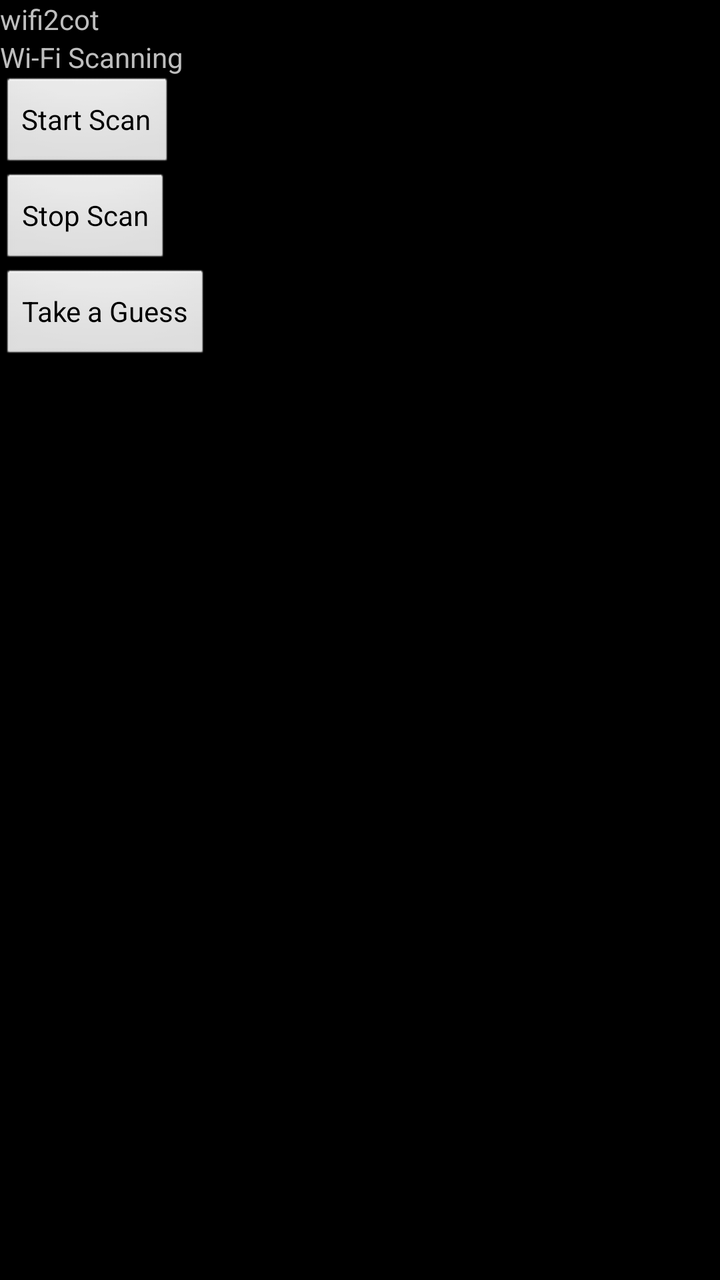
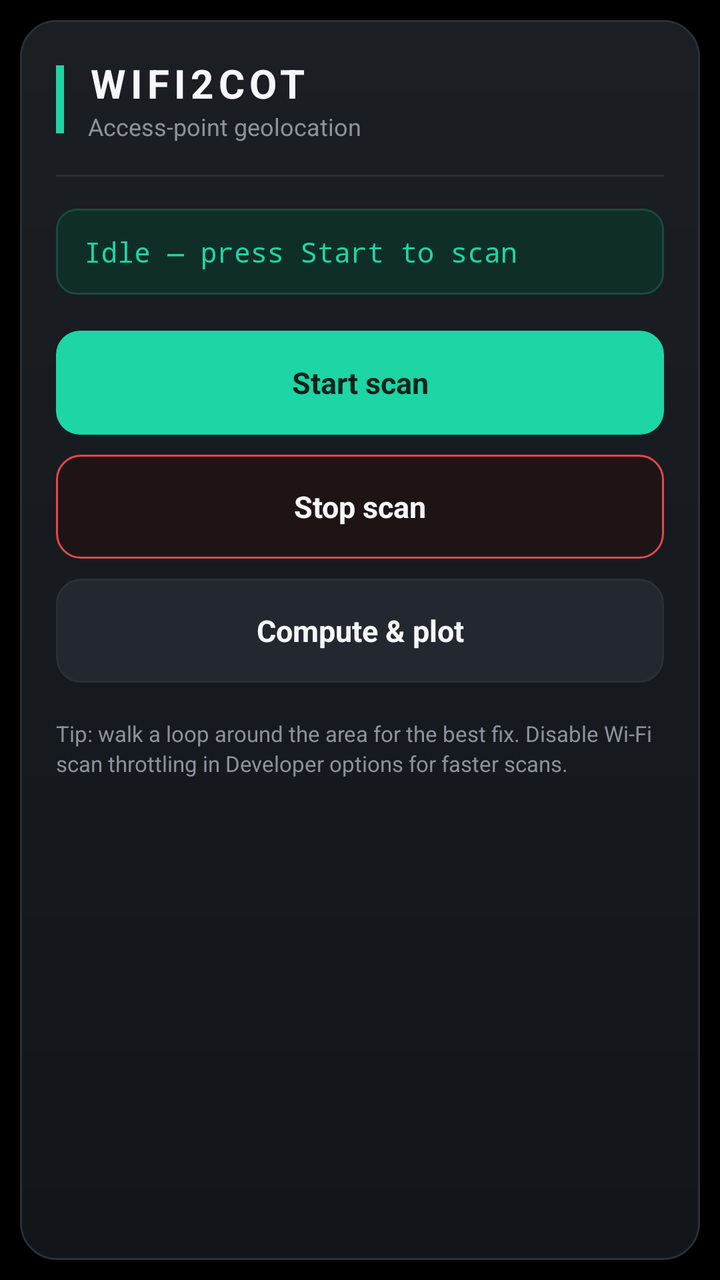

Two renders of the same Android screen: before a commit and after it. Below are the layout's source before the change and the commit's diff.
<!-- AndroidManifest.xml: application theme AppTheme -->
<!-- res/layout/main_layout.xml -->
<?xml version="1.0" encoding="utf-8"?>
<ScrollView xmlns:android="http://schemas.android.com/apk/res/android"
    android:layout_width="match_parent"
    android:layout_height="wrap_content"
    android:fadeScrollbars="false"
    android:layout_marginLeft="3dp"
    android:layout_marginRight="3dp">

    <LinearLayout
        android:layout_width="match_parent"
        android:layout_height="wrap_content"
        android:orientation="vertical" >

        <TextView
            android:layout_width="wrap_content"
            android:layout_height="wrap_content"
            android:text="@string/app_name" />

        <TextView
            android:layout_width="wrap_content"
            android:layout_height="wrap_content"
            android:text="Wi-Fi Scanning" />

        <Button
            android:layout_width="wrap_content"
            android:layout_height="wrap_content"
            android:text="Start Scan"
            android:id="@+id/start"/>

        <Button
            android:layout_width="wrap_content"
            android:layout_height="wrap_content"
            android:text="Stop Scan"
            android:id="@+id/stop"/>

        <Button
            android:layout_width="wrap_content"
            android:layout_height="wrap_content"
            android:text="Take a Guess"
            android:id="@+id/guess"/>

    </LinearLayout>
</ScrollView>
<!-- resources referenced by this layout -->
<resources>
  <string name="app_name">wifi2cot</string>
  <!-- unchanged entries left out for length: 4 -->
</resources>

<!-- the commit's change to res/layout/main_layout.xml (unified diff, before → after) -->
@@ -3,41 +3,127 @@
     android:layout_width="match_parent"
     android:layout_height="wrap_content"
     android:fadeScrollbars="false"
-    android:layout_marginLeft="3dp"
-    android:layout_marginRight="3dp">
+    android:fillViewport="true"
+    android:padding="10dp">
 
     <LinearLayout
         android:layout_width="match_parent"
         android:layout_height="wrap_content"
-        android:orientation="vertical" >
+        android:orientation="vertical"
+        android:background="@drawable/w2c_card"
+        android:padding="18dp">
 
+        
+        <LinearLayout
+            android:layout_width="match_parent"
+            android:layout_height="wrap_content"
+            android:orientation="horizontal"
+            android:gravity="center_vertical">
+
+            <View
+                android:layout_width="4dp"
+                android:layout_height="34dp"
+                android:background="@color/w2c_accent" />
+
+            <LinearLayout
+                android:layout_width="0dp"
+                android:layout_height="wrap_content"
+                android:layout_weight="1"
+                android:layout_marginStart="12dp"
+                android:orientation="vertical">
+
+                <TextView
+                    android:layout_width="wrap_content"
+                    android:layout_height="wrap_content"
+                    android:text="@string/w2c_title"
+                    android:textColor="@color/w2c_text_primary"
+                    android:textSize="20sp"
+                    android:textStyle="bold"
+                    android:letterSpacing="0.12" />
+
+                <TextView
+                    android:layout_width="wrap_content"
+                    android:layout_height="wrap_content"
+                    android:text="@string/w2c_subtitle"
+                    android:textColor="@color/w2c_text_secondary"
+                    android:textSize="12sp" />
+            </LinearLayout>
+        </LinearLayout>
+
+        
+        <View
+            android:layout_width="match_parent"
+            android:layout_height="1dp"
+            android:layout_marginTop="16dp"
+            android:layout_marginBottom="16dp"
+            android:background="@color/w2c_stroke" />
+
+        
         <TextView
-            android:layout_width="wrap_content"
+            android:id="@+id/status"
+            android:layout_width="match_parent"
             android:layout_height="wrap_content"
-            android:text="@string/app_name" />
+            android:background="@drawable/w2c_status_pill"
+            android:paddingLeft="14dp"
+            android:paddingRight="14dp"
+            android:paddingTop="12dp"
+            android:paddingBottom="12dp"
+            android:text="@string/w2c_status_idle"
+            android:textColor="@color/w2c_accent"
+            android:textSize="14sp"
+            android:fontFamily="monospace" />
 
+        
+        <Button
+            android:id="@+id/start"
+            android:layout_width="match_parent"
+            android:layout_height="52dp"
+            android:layout_marginTop="18dp"
+            android:background="@drawable/w2c_btn_primary"
+            android:text="@string/w2c_start"
+            android:textColor="@color/w2c_text_on_primary"
+            android:textSize="15sp"
+            android:textStyle="bold"
+            android:textAllCaps="false"
+            android:stateListAnimator="@null" />
+
+        
+        <Button
+            android:id="@+id/stop"
+            android:layout_width="match_parent"
+            android:layout_height="52dp"
+            android:layout_marginTop="10dp"
+            android:background="@drawable/w2c_btn_danger"
+            android:text="@string/w2c_stop"
+            android:textColor="@color/w2c_text_on_dark"
+            android:textSize="15sp"
+            android:textStyle="bold"
+            android:textAllCaps="false"
+            android:stateListAnimator="@null" />
+
+        
+        <Button
+            android:id="@+id/guess"
+            android:layout_width="match_parent"
+            android:layout_height="52dp"
+            android:layout_marginTop="10dp"
+            android:background="@drawable/w2c_btn_neutral"
+            android:text="@string/w2c_compute"
+            android:textColor="@color/w2c_text_on_dark"
+            android:textSize="15sp"
+            android:textStyle="bold"
+            android:textAllCaps="false"
+            android:stateListAnimator="@null" />
+
+        
         <TextView
-            android:layout_width="wrap_content"
+            android:layout_width="match_parent"
             android:layout_height="wrap_content"
-            android:text="Wi-Fi Scanning" />
-
-        <Button
-            android:layout_width="wrap_content"
-            android:layout_height="wrap_content"
-            android:text="Start Scan"
-            android:id="@+id/start"/>
-
-        <Button
-            android:layout_width="wrap_content"
-            android:layout_height="wrap_content"
-            android:text="Stop Scan"
-            android:id="@+id/stop"/>
-
-        <Button
-            android:layout_width="wrap_content"
-            android:layout_height="wrap_content"
-            android:text="Take a Guess"
-            android:id="@+id/guess"/>
+            android:layout_marginTop="18dp"
+            android:text="@string/w2c_hint"
+            android:textColor="@color/w2c_text_secondary"
+            android:textSize="11sp"
+            android:lineSpacingExtra="2dp" />
 
     </LinearLayout>
 </ScrollView>
<!-- resource entries referenced after the edit -->
@@ -1,6 +1,114 @@
 <!-- resources referenced by this layout -->
 <resources>
-  <string name="app_name">wifi2cot</string>
+  <color name="w2c_accent">#1ED5A6</color>
+  <color name="w2c_stroke">#2A2F35</color>
+  <color name="w2c_text_primary">#F5F7FA</color>
+  <color name="w2c_text_secondary">#8B939C</color>
+  <!-- drawable w2c_btn_danger (drawable) -->
+  <?xml version="1.0" encoding="utf-8"?>
+  <selector xmlns:android="http://schemas.android.com/apk/res/android">
+      <item android:state_enabled="false">
+          <shape android:shape="rectangle">
+              <corners android:radius="12dp" />
+              <solid android:color="@color/w2c_disabled" />
+          </shape>
+      </item>
+      <item android:state_pressed="true">
+          <shape android:shape="rectangle">
+              <corners android:radius="12dp" />
+              <solid android:color="@color/w2c_danger_pressed" />
+          </shape>
+      </item>
+      <item>
+          <shape android:shape="rectangle">
+              <corners android:radius="12dp" />
+              <stroke android:width="1dp" android:color="@color/w2c_danger" />
+              <solid android:color="#1E1416" />
+          </shape>
+      </item>
+  </selector>
+  <!-- drawable w2c_btn_neutral (drawable) -->
+  <?xml version="1.0" encoding="utf-8"?>
+  <selector xmlns:android="http://schemas.android.com/apk/res/android">
+      <item android:state_enabled="false">
+          <shape android:shape="rectangle">
+              <corners android:radius="12dp" />
+              <solid android:color="@color/w2c_disabled" />
+          </shape>
+      </item>
+      <item android:state_pressed="true">
+          <shape android:shape="rectangle">
+              <corners android:radius="12dp" />
+              <solid android:color="@color/w2c_neutral_pressed" />
+          </shape>
+      </item>
+      <item>
+          <shape android:shape="rectangle">
+              <corners android:radius="12dp" />
+              <stroke android:width="1dp" android:color="@color/w2c_stroke" />
+              <solid android:color="@color/w2c_neutral" />
+          </shape>
+      </item>
+  </selector>
+  <!-- drawable w2c_btn_primary (drawable) -->
+  <?xml version="1.0" encoding="utf-8"?>
+  <selector xmlns:android="http://schemas.android.com/apk/res/android">
+      <item android:state_enabled="false">
+          <shape android:shape="rectangle">
+              <corners android:radius="12dp" />
+              <solid android:color="@color/w2c_disabled" />
+          </shape>
+      </item>
+      <item android:state_pressed="true">
+          <shape android:shape="rectangle">
+              <corners android:radius="12dp" />
+              <solid android:color="@color/w2c_accent_pressed" />
+          </shape>
+      </item>
+      <item>
+          <shape android:shape="rectangle">
+              <corners android:radius="12dp" />
+              <solid android:color="@color/w2c_accent" />
+          </shape>
+      </item>
+  </selector>
+  <!-- drawable w2c_card (drawable) -->
+  <?xml version="1.0" encoding="utf-8"?>
+  <shape xmlns:android="http://schemas.android.com/apk/res/android"
+      android:shape="rectangle">
+      <corners android:radius="18dp" />
+      <gradient
+          android:angle="90"
+          android:startColor="#121519"
+          android:endColor="#1B1F24" />
+      <stroke
+          android:width="1dp"
+          android:color="@color/w2c_stroke" />
+  </shape>
+  <!-- drawable w2c_status_pill (drawable) -->
+  <?xml version="1.0" encoding="utf-8"?>
+  <shape xmlns:android="http://schemas.android.com/apk/res/android"
+      android:shape="rectangle">
+      <corners android:radius="10dp" />
+      <solid android:color="@color/w2c_accent_soft" />
+      <stroke
+          android:width="1dp"
+          android:color="#1B4A3E" />
+  </shape>
+  <string name="w2c_compute">Compute &amp; plot</string>
+  <string name="w2c_hint">Tip: walk a loop around the area for the best fix. Disable Wi-Fi scan throttling in Developer options for faster scans.</string>
+  <string name="w2c_start">Start scan</string>
+  <string name="w2c_status_idle">Idle — press Start to scan</string>
+  <string name="w2c_stop">Stop scan</string>
+  <string name="w2c_subtitle">Access-point geolocation</string>
+  <string name="w2c_title">WIFI2COT</string>
+  <color name="w2c_disabled">#2A2E33</color>
+  <color name="w2c_danger_pressed">#B5393D</color>
+  <color name="w2c_danger">#E5484D</color>
+  <color name="w2c_neutral_pressed">#2E353F</color>
+  <color name="w2c_neutral">#232830</color>
+  <color name="w2c_accent_pressed">#15A382</color>
+  <color name="w2c_accent_soft">#0F2E27</color>
   <!-- unchanged entries left out for length: 4 -->
 </resources>
 
